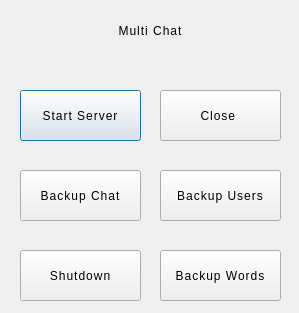
The window that MultiChat/options_server_dialog.ui (vince-exe/MultiChat) describes before a commit, drawn with Qt 5.
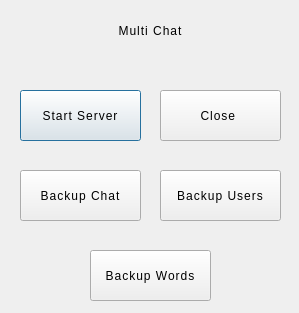
The same window after the commit.

The edit to the form file:
```diff
--- a/MultiChat/options_server_dialog.ui
+++ b/MultiChat/options_server_dialog.ui
@@ -160,35 +160,10 @@
     <string>Backup Users</string>
    </property>
   </widget>
-  <widget class="QPushButton" name="shutdownBtn">
-   <property name="geometry">
-    <rect>
-     <x>20</x>
-     <y>250</y>
-     <width>121</width>
-     <height>51</height>
-    </rect>
-   </property>
-   <property name="styleSheet">
-    <string notr="true">QPushButton {
-	border: 4px solid '#101014';
-	font: 700 11pt &quot;Yu Gothic UI&quot;;
-	letter-spacing: 1px;
-	color: '#e3e3e3';
-}
-
-QPushButton::hover {
-	background-color: '#0c2f3a';
-}</string>
-   </property>
-   <property name="text">
-    <string>Shutdown</string>
-   </property>
-  </widget>
   <widget class="QPushButton" name="backupWordsBtn">
    <property name="geometry">
     <rect>
-     <x>160</x>
+     <x>90</x>
      <y>250</y>
      <width>121</width>
      <height>51</height>
```
